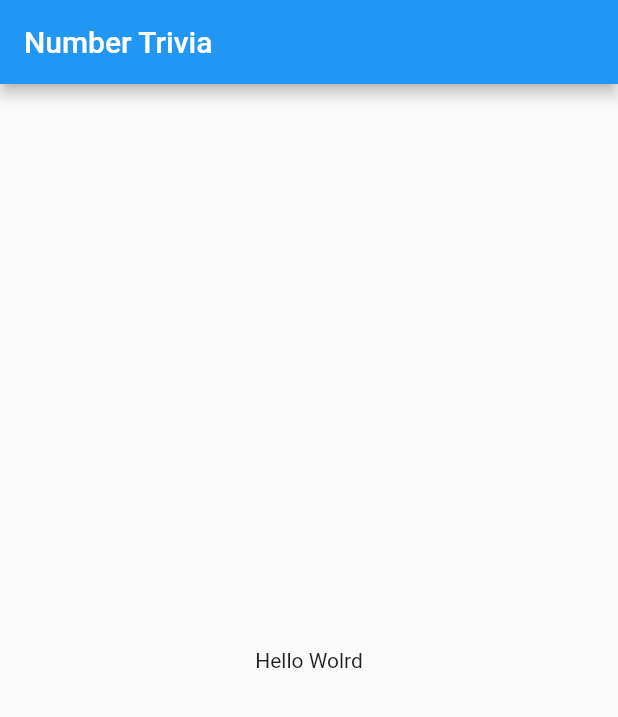
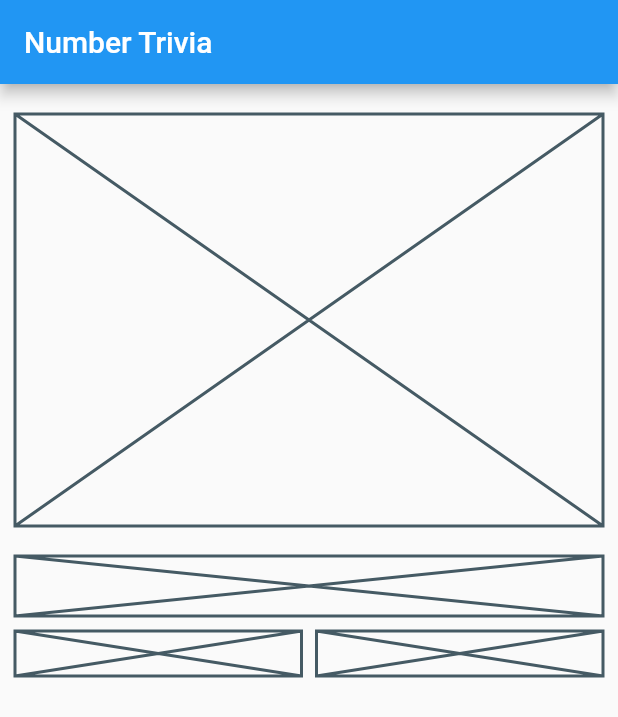
Before and after one commit to yhabbeh/Clean_architecture, a Flutter app: the screen it shows after launch, on a phone screen of 412 x 824 dp. Shown: the top 717 px of the screen. Run offline on Flutter 3.47's test engine with Material 2 defaults, Android fonts, the phone set to English and light mode, and no system bars; our stand-ins replace bloc, dartz, data_connection_checker, equatable, flutter_bloc, get_it and 1 more; missing offline and left inert: dart:html.

Commit message:
28/4/2022

```diff
--- a/lib/features/number_trivia/presentation/pages/number_trivia_page.dart
+++ b/lib/features/number_trivia/presentation/pages/number_trivia_page.dart
@@ -1,19 +1,60 @@
-
 import 'package:flutter/cupertino.dart';
 import 'package:flutter/material.dart';
+import 'package:flutter_bloc/flutter_bloc.dart';
+import '../../../../injection_container.dart';
+import '../bloc/number_trivia_bloc.dart';
 
 class NumberTriviaPage extends StatelessWidget {
-  const NumberTriviaPage({Key? key}) : super(key: key);
-
   @override
   Widget build(BuildContext context) {
     return Scaffold(
       appBar: AppBar(
-        title: Text("Number Trivia"),
+        title: Text('Number Trivia'),
       ),
-      body: Center(
-        child: Container(
-          child: Text("Hello Wolrd"),
+      body: buildBody(context),
+    );
+  }
+
+  BlocProvider<NumberTriviaBloc>buildBody(BuildContext context) {
+    return BlocProvider(
+      create: (_) => sl<NumberTriviaBloc>(),
+      child: Center(
+        child: Padding(
+          padding: const EdgeInsets.all(10),
+          child: Column(
+            children: <Widget>[
+              SizedBox(height: 10),
+              // Top half
+              Container(
+                // Third of the size of the screen
+                height: MediaQuery.of(context).size.height / 3,
+                // Message Text widgets / CircularLoadingIndicator
+                child: Placeholder(),
+              ),
+              SizedBox(height: 20),
+              // Bottom half
+              Column(
+                children: <Widget>[
+                  // TextField
+                  Placeholder(fallbackHeight: 40),
+                  SizedBox(height: 10),
+                  Row(
+                    children: <Widget>[
+                      Expanded(
+                        // Search concrete button
+                        child: Placeholder(fallbackHeight: 30),
+                      ),
+                      SizedBox(width: 10),
+                      Expanded(
+                        // Random button
+                        child: Placeholder(fallbackHeight: 30),
+                      )
+                    ],
+                  )
+                ],
+              )
+            ],
+          ),
         ),
       ),
     );
--- a/lib/main.dart
+++ b/lib/main.dart
@@ -15,7 +15,7 @@ class MyApp extends StatelessWidget {
   Widget build(BuildContext context) {
     return MaterialApp(
       title: 'Number Trivia',
-      home: const NumberTriviaPage(),
+      home: NumberTriviaPage(),
     );
   }
 }
--- a/pubspec.yaml
+++ b/pubspec.yaml
@@ -18,7 +18,7 @@ dependencies:
   # Functional programming thingies
   dartz: ^0.10.1
   # Remote API
-  data_connection_checker: ^0.3.4
+  data_connection_checker: ^1.3.4
   http: ^0.13.4
   # Local cache
   shared_preferences: ^2.0.13
```
